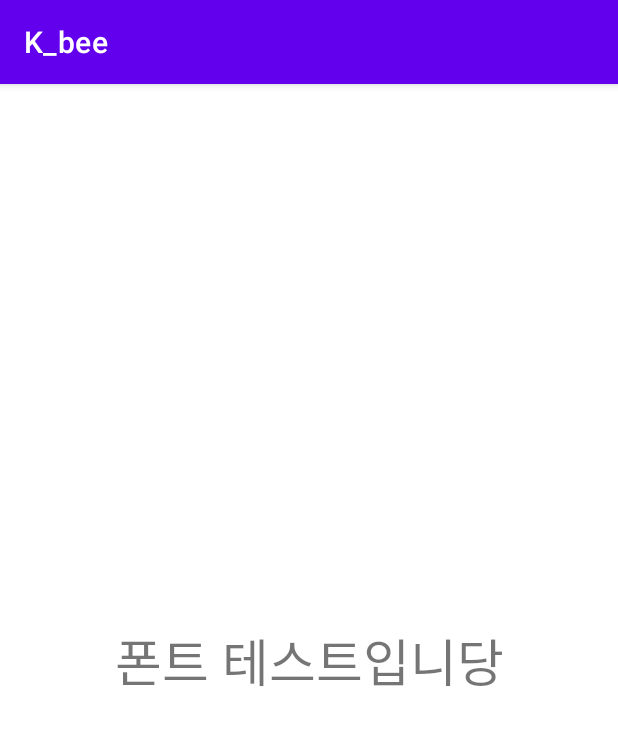
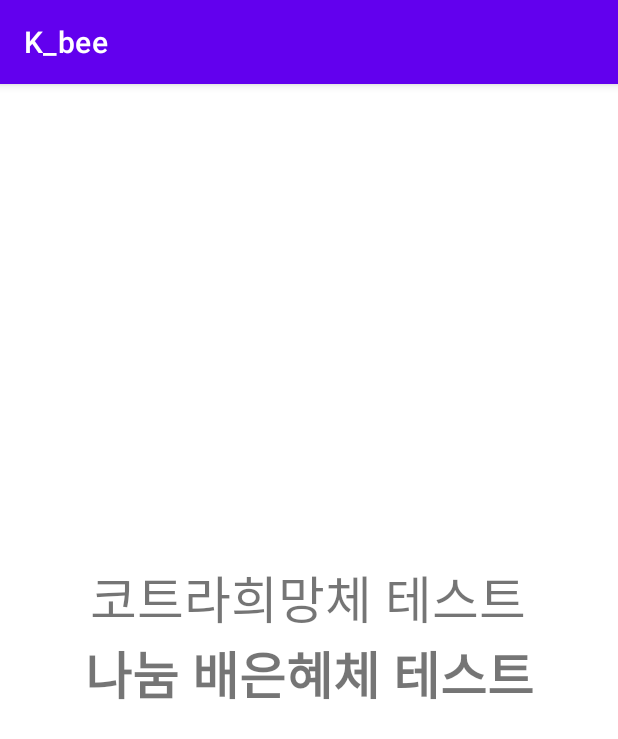
Before and after one commit to nakyung128/KbeeProject, an Android app: the screen it shows after launch (MainActivity), on a phone screen of 412 x 824 dp. Shown: the top 739 px of the screen. Run offline under Robolectric (Android 15) with nearby library versions, the phone set to English and light mode, and no system bars.

Commit message:
배은혜체 추가

```diff
--- a/app/src/main/res/font/font.xml
+++ b/app/src/main/res/font/font.xml
@@ -3,4 +3,7 @@
     <font android:fontStyle="normal"
         android:fontWeight="400"
         android:font="@font/kotrahope"/>
+    <font android:fontStyle="normal"
+        android:fontWeight="400"
+        android:font="@font/nanumbae"/>
 </font-family>
--- a/app/src/main/res/layout/activity_main.xml
+++ b/app/src/main/res/layout/activity_main.xml
@@ -9,12 +9,28 @@
     <TextView
         android:layout_width="wrap_content"
         android:layout_height="wrap_content"
-        android:text="폰트 테스트입니당"
+        android:fontFamily="@font/kotrahope"
+        android:text="코트라희망체 테스트"
         android:textSize="34sp"
-        android:fontFamily="@font/kotrahope"
+        app:layout_constraintBottom_toBottomOf="parent"
+        app:layout_constraintEnd_toEndOf="parent"
+        app:layout_constraintHorizontal_bias="0.497"
+        app:layout_constraintStart_toStartOf="parent"
+        app:layout_constraintTop_toTopOf="parent"
+        app:layout_constraintVertical_bias="0.442" />
+
+    <TextView
+        android:id="@+id/textView"
+        android:layout_width="wrap_content"
+        android:layout_height="wrap_content"
+        android:fontFamily="@font/nanumbae"
+        android:text="나눔 배은혜체 테스트"
+        android:textSize="34sp"
+        android:textStyle="bold"
         app:layout_constraintBottom_toBottomOf="parent"
         app:layout_constraintEnd_toEndOf="parent"
         app:layout_constraintStart_toStartOf="parent"
-        app:layout_constraintTop_toTopOf="parent" />
+        app:layout_constraintTop_toTopOf="parent"
+        app:layout_constraintVertical_bias="0.513" />
 
 </androidx.constraintlayout.widget.ConstraintLayout>
```
Also changed, not shown: 1 other file.
